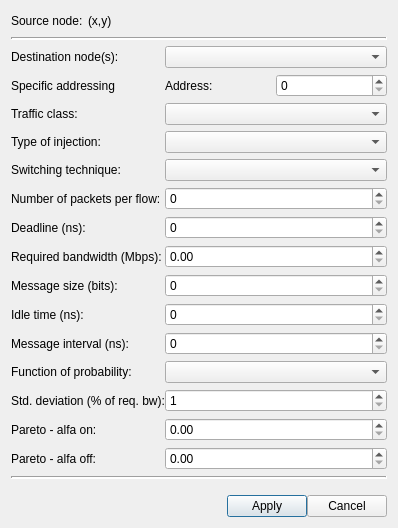
leds-lab/redscarf, file RS/View/TrafficEditDialog.ui: the form before one commit.
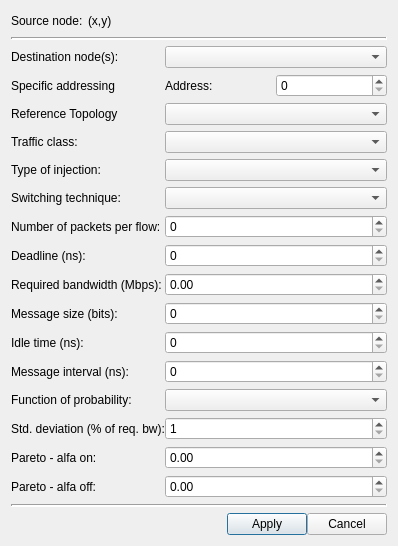
The form after the commit.

Commit message: :sparkles: Add view for Local and NonUniform traffic support

The edit to the form file:
```diff
--- a/RS/View/TrafficEditDialog.ui
+++ b/RS/View/TrafficEditDialog.ui
@@ -10,7 +10,7 @@
     <x>0</x>
     <y>0</y>
     <width>398</width>
-    <height>528</height>
+    <height>538</height>
    </rect>
   </property>
   <property name="windowTitle">
@@ -27,38 +27,78 @@
     <number>0</number>
    </property>
    <item>
-    <layout class="QGridLayout" name="gridLayout" rowstretch="0,0,0,0,0,0,0,0,0,0,0,0,0,0,0,0,0,0,0,0" columnstretch="0,1">
+    <layout class="QGridLayout" name="gridLayout" rowstretch="0,0,0,0,0,0,0,0,0,0,0,0,0,0,0,0,0,0,0,0,0" columnstretch="0,1">
      <property name="horizontalSpacing">
       <number>0</number>
      </property>
      <property name="verticalSpacing">
       <number>6</number>
      </property>
-     <item row="13" column="0">
-      <widget class="QLabel" name="labelFunctionProbability">
-       <property name="text">
-        <string>Function of probability:</string>
-       </property>
-      </widget>
-     </item>
-     <item row="1" column="0" colspan="2">
-      <widget class="Line" name="lineDivisoraSuperior">
-       <property name="lineWidth">
-        <number>2</number>
-       </property>
-       <property name="orientation">
-        <enum>Qt::Horizontal</enum>
-       </property>
-      </widget>
-     </item>
-     <item row="3" column="0">
-      <widget class="QLabel" name="labelNodeAddress">
-       <property name="text">
-        <string>Specific addressing</string>
+     <item row="5" column="1">
+      <widget class="QComboBox" name="comboInTrafficClass">
+       <property name="statusTip">
+        <string>Define a traffic class</string>
        </property>
       </widget>
      </item>
      <item row="19" column="1">
+      <spacer name="verticalSpacer">
+       <property name="orientation">
+        <enum>Qt::Vertical</enum>
+       </property>
+       <property name="sizeHint" stdset="0">
+        <size>
+         <width>1</width>
+         <height>2</height>
+        </size>
+       </property>
+      </spacer>
+     </item>
+     <item row="6" column="0">
+      <widget class="QLabel" name="labelTypeInjection">
+       <property name="text">
+        <string>Type of injection:</string>
+       </property>
+      </widget>
+     </item>
+     <item row="0" column="1">
+      <spacer name="horizontalSpacer">
+       <property name="orientation">
+        <enum>Qt::Horizontal</enum>
+       </property>
+       <property name="sizeHint" stdset="0">
+        <size>
+         <width>40</width>
+         <height>20</height>
+        </size>
+       </property>
+      </spacer>
+     </item>
+     <item row="0" column="0">
+      <layout class="QHBoxLayout" name="horizontalLayout_5">
+       <property name="spacing">
+        <number>0</number>
+       </property>
+       <item>
+        <widget class="QLabel" name="labelSourceNode_">
+         <property name="statusTip">
+          <string>Indicates the source node in position X and position Y in network</string>
+         </property>
+         <property name="text">
+          <string>Source node:</string>
+         </property>
+        </widget>
+       </item>
+       <item>
+        <widget class="QLabel" name="labelSourceNode">
+         <property name="text">
+          <string>(x,y)</string>
+         </property>
+        </widget>
+       </item>
+      </layout>
+     </item>
+     <item row="20" column="1">
       <layout class="QHBoxLayout" name="horizontalLayout_4">
        <item>
         <spacer name="horizontalSpacer_2">
@@ -98,30 +138,27 @@
        </item>
       </layout>
      </item>
-     <item row="9" column="1">
-      <widget class="QDoubleSpinBox" name="doubleSpinInRequiredBandwidth">
+     <item row="17" column="0">
+      <widget class="QLabel" name="labelParetoAlfaOff">
+       <property name="text">
+        <string>Pareto - alfa off:</string>
+       </property>
+      </widget>
+     </item>
+     <item row="13" column="0">
+      <widget class="QLabel" name="labelMessageInterval">
+       <property name="text">
+        <string>Message interval (ns):</string>
+       </property>
+      </widget>
+     </item>
+     <item row="17" column="1">
+      <widget class="QDoubleSpinBox" name="doubleSpinInParetoAlfaOff">
        <property name="statusTip">
         <string>Define a required bandwidth</string>
        </property>
        <property name="maximum">
-        <double>530000.000000000000000</double>
-       </property>
-       <property name="singleStep">
-        <double>10.000000000000000</double>
-       </property>
-      </widget>
-     </item>
-     <item row="5" column="0">
-      <widget class="QLabel" name="labelTypeInjection">
-       <property name="text">
-        <string>Type of injection:</string>
-       </property>
-      </widget>
-     </item>
-     <item row="2" column="1">
-      <widget class="QComboBox" name="comboInDestinationNode">
-       <property name="statusTip">
-        <string>Define a type of spatial distribution</string>
+        <double>100.000000000000000</double>
        </property>
       </widget>
      </item>
@@ -147,124 +184,7 @@
        </item>
       </layout>
      </item>
-     <item row="0" column="0">
-      <layout class="QHBoxLayout" name="horizontalLayout_5">
-       <property name="spacing">
-        <number>0</number>
-       </property>
-       <item>
-        <widget class="QLabel" name="labelSourceNode_">
-         <property name="statusTip">
-          <string>Indicates the source node in position X and position Y in network</string>
-         </property>
-         <property name="text">
-          <string>Source node:</string>
-         </property>
-        </widget>
-       </item>
-       <item>
-        <widget class="QLabel" name="labelSourceNode">
-         <property name="text">
-          <string>(x,y)</string>
-         </property>
-        </widget>
-       </item>
-      </layout>
-     </item>
-     <item row="4" column="0">
-      <widget class="QLabel" name="labelTrafficClass">
-       <property name="text">
-        <string>Traffic class:</string>
-       </property>
-      </widget>
-     </item>
-     <item row="2" column="0">
-      <widget class="QLabel" name="labelDestinationNode">
-       <property name="text">
-        <string>Destination node(s):</string>
-       </property>
-      </widget>
-     </item>
-     <item row="16" column="0">
-      <widget class="QLabel" name="labelParetoAlfaOff">
-       <property name="text">
-        <string>Pareto - alfa off:</string>
-       </property>
-      </widget>
-     </item>
-     <item row="6" column="1">
-      <widget class="QComboBox" name="comboInSwitchingTechnique">
-       <property name="statusTip">
-        <string>Define a switching technique</string>
-       </property>
-      </widget>
-     </item>
-     <item row="0" column="1">
-      <spacer name="horizontalSpacer">
-       <property name="orientation">
-        <enum>Qt::Horizontal</enum>
-       </property>
-       <property name="sizeHint" stdset="0">
-        <size>
-         <width>40</width>
-         <height>20</height>
-        </size>
-       </property>
-      </spacer>
-     </item>
-     <item row="9" column="0">
-      <widget class="QLabel" name="labelRequiredBandwidth">
-       <property name="text">
-        <string>Required bandwidth (Mbps):</string>
-       </property>
-      </widget>
-     </item>
-     <item row="15" column="0">
-      <widget class="QLabel" name="labelParetoAlfaOn">
-       <property name="text">
-        <string>Pareto - alfa on:</string>
-       </property>
-      </widget>
-     </item>
-     <item row="8" column="1">
-      <widget class="QSpinBox" name="spinInDeadLine">
-       <property name="statusTip">
-        <string>Define a deadline if exists. If not exists value = 0</string>
-       </property>
-       <property name="maximum">
-        <number>100000000</number>
-       </property>
-      </widget>
-     </item>
-     <item row="13" column="1">
-      <widget class="QComboBox" name="comboInFunctionProbability">
-       <property name="statusTip">
-        <string>Define a function of probability</string>
-       </property>
-      </widget>
-     </item>
-     <item row="10" column="0">
-      <widget class="QLabel" name="labelMessageSize">
-       <property name="text">
-        <string>Message size (bits):</string>
-       </property>
-      </widget>
-     </item>
-     <item row="7" column="0">
-      <widget class="QLabel" name="labelNumberPacketsFlow">
-       <property name="text">
-        <string>Number of packets per flow:</string>
-       </property>
-      </widget>
-     </item>
-     <item row="12" column="0">
-      <widget class="QLabel" name="labelMessageInterval">
-       <property name="text">
-        <string>Message interval (ns):</string>
-       </property>
-      </widget>
-     </item>
-     <item row="17" column="0" colspan="2">
+     <item row="18" column="0" colspan="2">
       <widget class="Line" name="lineDivisoraInferior">
        <property name="lineWidth">
         <number>2</number>
@@ -274,14 +194,7 @@
        </property>
       </widget>
      </item>
-     <item row="11" column="0">
-      <widget class="QLabel" name="labelIdleTime">
-       <property name="text">
-        <string>Idle time (ns):</string>
-       </property>
-      </widget>
-     </item>
-     <item row="14" column="1">
+     <item row="15" column="1">
       <widget class="QSpinBox" name="spinInStdDeviation">
        <property name="statusTip">
         <string>Define a standard deviation in relation to % of required bandwidth</string>
@@ -294,14 +207,28 @@
        </property>
       </widget>
      </item>
-     <item row="5" column="1">
-      <widget class="QComboBox" name="comboInTypeInjection">
-       <property name="statusTip">
-        <string>Define a type of injection of data</string>
+     <item row="16" column="0">
+      <widget class="QLabel" name="labelParetoAlfaOn">
+       <property name="text">
+        <string>Pareto - alfa on:</string>
        </property>
       </widget>
      </item>
-     <item row="7" column="1">
+     <item row="3" column="0">
+      <widget class="QLabel" name="labelNodeAddress">
+       <property name="text">
+        <string>Specific addressing</string>
+       </property>
+      </widget>
+     </item>
+     <item row="11" column="0">
+      <widget class="QLabel" name="labelMessageSize">
+       <property name="text">
+        <string>Message size (bits):</string>
+       </property>
+      </widget>
+     </item>
+     <item row="8" column="1">
       <widget class="QSpinBox" name="spinInNumberPacketsFlow">
        <property name="statusTip">
         <string>Define a number of packets per flow</string>
@@ -314,7 +241,55 @@
        </property>
       </widget>
      </item>
-     <item row="15" column="1">
+     <item row="12" column="1">
+      <widget class="QSpinBox" name="spinInIdleTime">
+       <property name="statusTip">
+        <string>Define a idle time in nanoseconds</string>
+       </property>
+       <property name="maximum">
+        <number>100000</number>
+       </property>
+      </widget>
+     </item>
+     <item row="7" column="1">
+      <widget class="QComboBox" name="comboInSwitchingTechnique">
+       <property name="statusTip">
+        <string>Define a switching technique</string>
+       </property>
+      </widget>
+     </item>
+     <item row="5" column="0">
+      <widget class="QLabel" name="labelTrafficClass">
+       <property name="text">
+        <string>Traffic class:</string>
+       </property>
+      </widget>
+     </item>
+     <item row="15" column="0">
+      <widget class="QLabel" name="labelStdDeviation">
+       <property name="text">
+        <string>Std. deviation (% of req. bw):</string>
+       </property>
+      </widget>
+     </item>
+     <item row="12" column="0">
+      <widget class="QLabel" name="labelIdleTime">
+       <property name="text">
+        <string>Idle time (ns):</string>
+       </property>
+      </widget>
+     </item>
+     <item row="13" column="1">
+      <widget class="QSpinBox" name="spinInMessageInterval">
+       <property name="statusTip">
+        <string>Define a message interval in nanoseconds</string>
+       </property>
+       <property name="maximum">
+        <number>100000</number>
+       </property>
+      </widget>
+     </item>
+     <item row="16" column="1">
       <widget class="QDoubleSpinBox" name="doubleSpinInParetoAlfaOn">
        <property name="statusTip">
         <string>Define pareto alfa on</string>
@@ -324,14 +299,48 @@
        </property>
       </widget>
      </item>
-     <item row="4" column="1">
-      <widget class="QComboBox" name="comboInTrafficClass">
-       <property name="statusTip">
-        <string>Define a traffic class</string>
-       </property>
-      </widget>
-     </item>
      <item row="10" column="1">
+      <widget class="QDoubleSpinBox" name="doubleSpinInRequiredBandwidth">
+       <property name="statusTip">
+        <string>Define a required bandwidth</string>
+       </property>
+       <property name="maximum">
+        <double>530000.000000000000000</double>
+       </property>
+       <property name="singleStep">
+        <double>10.000000000000000</double>
+       </property>
+      </widget>
+     </item>
+     <item row="2" column="0">
+      <widget class="QLabel" name="labelDestinationNode">
+       <property name="text">
+        <string>Destination node(s):</string>
+       </property>
+      </widget>
+     </item>
+     <item row="8" column="0">
+      <widget class="QLabel" name="labelNumberPacketsFlow">
+       <property name="text">
+        <string>Number of packets per flow:</string>
+       </property>
+      </widget>
+     </item>
+     <item row="6" column="1">
+      <widget class="QComboBox" name="comboInTypeInjection">
+       <property name="statusTip">
+        <string>Define a type of injection of data</string>
+       </property>
+      </widget>
+     </item>
+     <item row="14" column="0">
+      <widget class="QLabel" name="labelFunctionProbability">
+       <property name="text">
+        <string>Function of probability:</string>
+       </property>
+      </widget>
+     </item>
+     <item row="11" column="1">
       <widget class="QSpinBox" name="spinInMessageSize">
        <property name="statusTip">
         <string>Define a message size in bits</string>
@@ -341,69 +350,70 @@
        </property>
       </widget>
      </item>
-     <item row="16" column="1">
-      <widget class="QDoubleSpinBox" name="doubleSpinInParetoAlfaOff">
+     <item row="9" column="1">
+      <widget class="QSpinBox" name="spinInDeadLine">
        <property name="statusTip">
         <string>Define pareto alfa off</string>
        </property>
        <property name="maximum">
-        <double>100.000000000000000</double>
+        <number>100000000</number>
        </property>
       </widget>
      </item>
-     <item row="14" column="0">
-      <widget class="QLabel" name="labelStdDeviation">
+     <item row="10" column="0">
+      <widget class="QLabel" name="labelRequiredBandwidth">
        <property name="text">
-        <string>Std. deviation (% of req. bw):</string>
+        <string>Required bandwidth (Mbps):</string>
        </property>
       </widget>
      </item>
-     <item row="8" column="0">
+     <item row="2" column="1">
+      <widget class="QComboBox" name="comboInDestinationNode">
+       <property name="statusTip">
+        <string>Define a type of spatial distribution</string>
+       </property>
+      </widget>
+     </item>
+     <item row="1" column="0" colspan="2">
+      <widget class="Line" name="lineDivisoraSuperior">
+       <property name="lineWidth">
+        <number>2</number>
+       </property>
+       <property name="orientation">
+        <enum>Qt::Horizontal</enum>
+       </property>
+      </widget>
+     </item>
+     <item row="14" column="1">
+      <widget class="QComboBox" name="comboInFunctionProbability">
+       <property name="statusTip">
+        <string>Define a function of probability</string>
+       </property>
+      </widget>
+     </item>
+     <item row="9" column="0">
       <widget class="QLabel" name="labelDeadLine">
        <property name="text">
         <string>Deadline (ns):</string>
        </property>
       </widget>
      </item>
-     <item row="12" column="1">
-      <widget class="QSpinBox" name="spinInMessageInterval">
-       <property name="statusTip">
-        <string>Define a message interval in nanoseconds</string>
-       </property>
-       <property name="maximum">
-        <number>100000</number>
-       </property>
-      </widget>
-     </item>
-     <item row="6" column="0">
+     <item row="7" column="0">
       <widget class="QLabel" name="labelSwitchingTechnique">
        <property name="text">
         <string>Switching technique:</string>
        </property>
       </widget>
      </item>
-     <item row="11" column="1">
-      <widget class="QSpinBox" name="spinInIdleTime">
-       <property name="statusTip">
-        <string>Define a idle time in nanoseconds</string>
-       </property>
-       <property name="maximum">
-        <number>100000</number>
+     <item row="4" column="0">
+      <widget class="QLabel" name="labelReferenceTopology">
+       <property name="text">
+        <string>Reference Topology</string>
        </property>
       </widget>
      </item>
-     <item row="18" column="1">
-      <spacer name="verticalSpacer">
-       <property name="orientation">
-        <enum>Qt::Vertical</enum>
-       </property>
-       <property name="sizeHint" stdset="0">
-        <size>
-         <width>1</width>
-         <height>2</height>
-        </size>
-       </property>
-      </spacer>
+     <item row="4" column="1">
+      <widget class="QComboBox" name="comboReferenceTopology"/>
      </item>
     </layout>
    </item>
```
Left out of the diff: 4 changed lines with no effect on the pictures. The commit also changes 5 other files.
